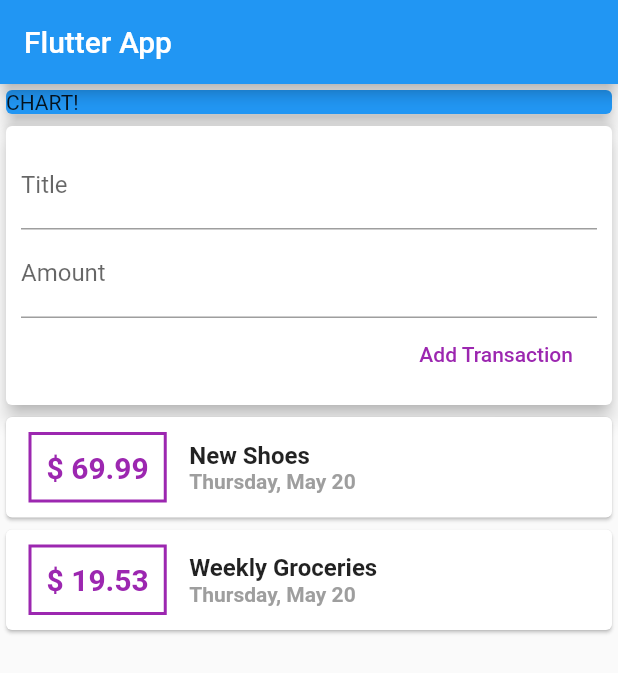
After one commit to DamoonDarvishi/personal-expenses, a Flutter app: the screen it shows after launch, on a phone screen of 412 x 824 dp. The commit adds this screen. Shown: the top 673 px of the screen. Run offline on Flutter 3.47's test engine with Material 2 defaults, Android fonts, the phone set to English and light mode, and no system bars.

Commit message:
create model widgets

```diff
--- a/lib/transaction.dart
+++ b/lib/models/transaction.dart
@@ -6,9 +6,10 @@ class Transaction {
   final double amount;
   final DateTime date;
 
-  Transaction(
-      {@required this.id,
-      @required this.title,
-      @required this.amount,
-      @required this.date});
+  Transaction({
+    @required this.id,
+    @required this.title,
+    @required this.amount,
+    @required this.date,
+  });
 }
--- /dev/null
+++ b/lib/widgets/new_transaction.dart
@@ -0,0 +1,49 @@
+import 'package:flutter/material.dart';
+
+class NewTransaction extends StatelessWidget {
+  final Function addTx;
+  final titleController = TextEditingController();
+  final amountController = TextEditingController();
+
+  NewTransaction(this.addTx);
+
+  @override
+  Widget build(BuildContext context) {
+    return Card(
+      elevation: 5,
+      child: Container(
+        padding: EdgeInsets.all(10),
+        child: Column(
+          crossAxisAlignment: CrossAxisAlignment.end,
+          children: <Widget>[
+            TextField(
+              decoration: InputDecoration(labelText: 'Title'),
+              // onChanged: (val) {
+              //   titleInput = val;
+              // },
+              controller: titleController,
+            ),
+            TextField(
+              decoration: InputDecoration(labelText: 'Amount'),
+              // onChanged: (val) => amountInput = val,
+              controller: amountController,
+            ),
+            FlatButton(
+              onPressed: () {
+                // print(titleInput);
+                // print(amountInput);
+                // print(titleController.text);
+                addTx(
+                  titleController.text,
+                  double.parse(amountController.text),
+                );
+              },
+              child: Text('Add Transaction'),
+              textColor: Colors.purple,
+            )
+          ],
+        ),
+      ),
+    );
+  }
+}
--- /dev/null
+++ b/lib/widgets/transaction_list.dart
@@ -0,0 +1,61 @@
+import 'package:flutter/material.dart';
+import 'package:intl/intl.dart';
+
+import '../models/transaction.dart';
+
+class TransactionList extends StatelessWidget {
+  final List<Transaction> transactions;
+
+  TransactionList(this.transactions);
+
+  @override
+  Widget build(BuildContext context) {
+    return Container(
+      height: 380,
+      child: SingleChildScrollView(
+        child: Column(
+          children: transactions.map((tx) {
+            return Card(
+              child: Row(
+                children: <Widget>[
+                  Container(
+                    margin: EdgeInsets.symmetric(
+                      vertical: 10,
+                      horizontal: 15,
+                    ),
+                    decoration: BoxDecoration(
+                        border: Border.all(color: Colors.purple, width: 2)),
+                    padding: EdgeInsets.all(10),
+                    child: Text(
+                      '\$ ${tx.amount}',
+                      style: TextStyle(
+                        fontWeight: FontWeight.bold,
+                        fontSize: 20,
+                        color: Colors.purple,
+                      ),
+                    ),
+                  ),
+                  Column(
+                    crossAxisAlignment: CrossAxisAlignment.start,
+                    children: <Widget>[
+                      Text(
+                        tx.title,
+                        style: TextStyle(
+                            fontSize: 16, fontWeight: FontWeight.bold),
+                      ),
+                      Text(
+                        DateFormat.MMMMEEEEd().format(tx.date),
+                        style: TextStyle(
+                            color: Colors.grey, fontWeight: FontWeight.bold),
+                      ),
+                    ],
+                  ),
+                ],
+              ),
+            );
+          }).toList(),
+        ),
+      ),
+    );
+  }
+}
--- /dev/null
+++ b/lib/widgets/user_transactions.dart
@@ -0,0 +1,47 @@
+import 'package:flutter/material.dart';
+import './new_transaction.dart';
+import './transaction_list.dart';
+import '../models/transaction.dart';
+
+class UserTransactions extends StatefulWidget {
+  @override
+  _UserTransactionsState createState() => _UserTransactionsState();
+}
+
+class _UserTransactionsState extends State<UserTransactions> {
+  final List<Transaction> _userTransactions = [
+    Transaction(
+      id: 't1',
+      title: 'New Shoes',
+      amount: 69.99,
+      date: DateTime.now(),
+    ),
+    Transaction(
+      id: 't2',
+      title: 'Weekly Groceries',
+      amount: 19.53,
+      date: DateTime.now(),
+    ),
+  ];
+
+  void _addNewTransaction(String txTitle, double txAmount) {
+    final newTx = Transaction(
+      title: txTitle,
+      amount: txAmount,
+      date: DateTime.now(),
+      id: DateTime.now().toString(),
+    );
+
+    setState(() {
+      _userTransactions.add(newTx);
+    });
+  }
+
+  @override
+  Widget build(BuildContext context) {
+    return Column(children: <Widget>[
+      NewTransaction(_addNewTransaction),
+      TransactionList(_userTransactions),
+    ]);
+  }
+}
```
Also changed, not shown: lib/main.dart (+3 -93 lines).
